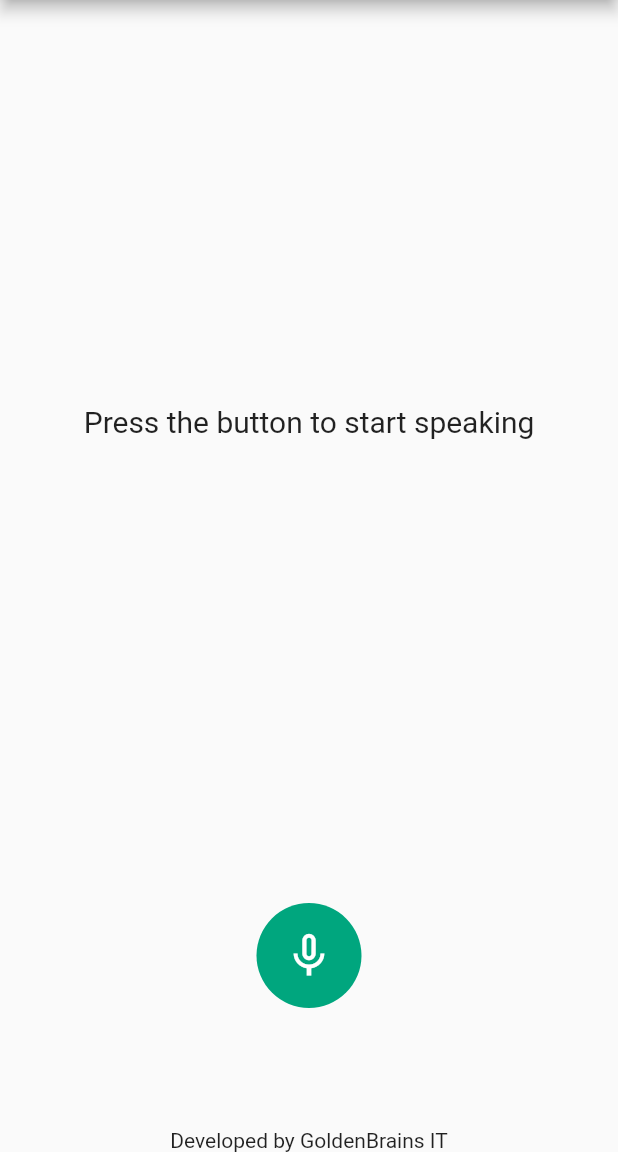
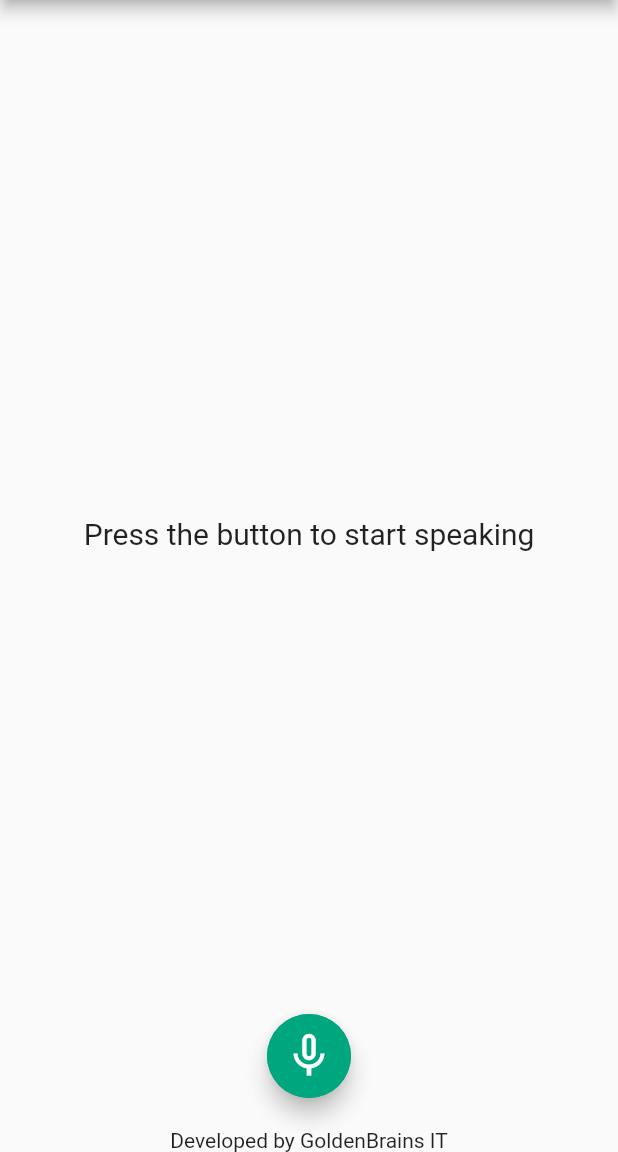
Before and after one commit to Akashiutchiha/flutter_SpeechToText, a Flutter app: the screen it shows after launch, on a phone screen of 412 x 824 dp, the part 84-1236 px from its top. Run offline on Flutter 3.47's test engine with Material 2 defaults, Android fonts, the phone set to English and light mode, and no system bars; drawn by our look-alikes of avatar_glow; our stand-ins replace speech_to_text.

Commit message:
feat: Decided of using a floatingActionButton

```diff
--- a/speech_to_text_app/lib/speech_screen.dart
+++ b/speech_to_text_app/lib/speech_screen.dart
@@ -18,35 +18,13 @@ class _SpeechScreenState extends State<SpeechScreen> {
   @override
   Widget build(BuildContext context) {
     return Scaffold(
-      appBar: AppBar(
+      floatingActionButtonLocation: FloatingActionButtonLocation.centerFloat,
+      floatingActionButton: Padding(
+        padding: const EdgeInsets.only(bottom: 20.0),
+        child: FloatingActionButton(
           backgroundColor: bgColor,
-        title: const Text(
-          "Speech to Text",
-          style: TextStyle(fontWeight: FontWeight.w700, color: textColor),
-        ),
-        centerTitle: true,
-        leading: Icon(Icons.sort),
-      ),
-      body: Center(
-        child: Column(
-          children: [
-            Expanded(
-              child: SizedBox(
-                height: 300,
-              ),
-            ),
-            Text(
-              text,
-              style: TextStyle(
-                fontSize: 20,
-              ),
-            ),
-            Expanded(
-              child: SizedBox(
-                height: 20,
-              ),
-            ),
-            GestureDetector(
+          onPressed: () {},
+          child: GestureDetector(
             onTapDown: (details) async {
               if (!islistening) {
                 var available = await speechToText.initialize();
@@ -85,6 +63,36 @@ class _SpeechScreenState extends State<SpeechScreen> {
               ),
             ),
           ),
+        ),
+      ),
+      appBar: AppBar(
+        backgroundColor: bgColor,
+        title: const Text(
+          "Speech to Text",
+          style: TextStyle(fontWeight: FontWeight.w700, color: textColor),
+        ),
+        centerTitle: true,
+        leading: Icon(Icons.sort),
+      ),
+      body: Center(
+        child: Column(
+          children: [
+            Expanded(
+              child: SizedBox(
+                height: 300,
+              ),
+            ),
+            Text(
+              text,
+              style: TextStyle(
+                fontSize: 20,
+              ),
+            ),
+            Expanded(
+              child: SizedBox(
+                height: 20,
+              ),
+            ),
             SizedBox(
               height: 40,
             ),
```
Lines whose indentation alone changed are shown as unchanged.
